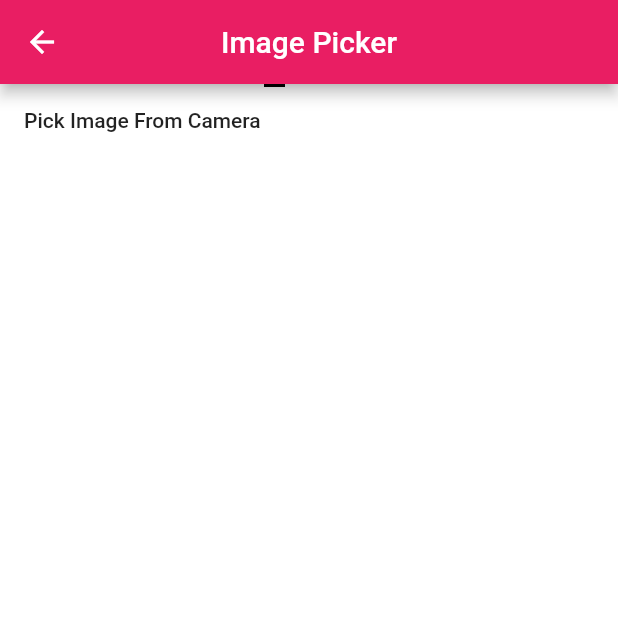
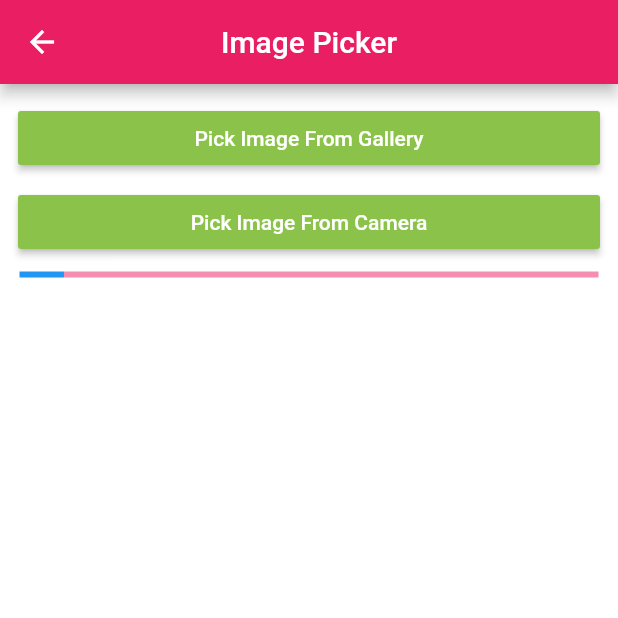
Before and after one commit to realalyeasin/flutter_miscellaneous, a Flutter app: the IImagePicker screen opened directly, on a phone screen of 412 x 824 dp, the top half of it. Run offline on Flutter 3.47's test engine with Material 2 defaults, Android fonts, the phone set to English and light mode, and no system bars; our stand-ins replace image_picker.

Commit message:
flutter_miscellaneous

```diff
--- a/lib/ImagePicker/imagePicker.dart
+++ b/lib/ImagePicker/imagePicker.dart
@@ -1,6 +1,7 @@
 import 'package:flutter/material.dart';
 import 'package:image_picker/image_picker.dart';
 import 'package:important_widgets/ImagePicker/pick.dart';
+import 'package:important_widgets/Widgets/ProgressWidgets.dart';
 
 enum ImageSourceType { gallery, camera }
 void _handleURLButtonPress(BuildContext context, var type) {
@@ -22,39 +23,37 @@ class _ImagePickerState extends State<IImagePicker> {
         centerTitle: true,
       ),
       backgroundColor: Colors.white,
-      body: Stack(
+      body: Padding(
+        padding: const EdgeInsets.all(8.0),
+        child: Column(
+         crossAxisAlignment: CrossAxisAlignment.stretch,
           children: [
-          Positioned(
-            left: 440,
-            bottom: 640,
-            child: IconButton(
-                onPressed: () {
-                  Navigator.pop(context);
-                },
-                color: Colors.redAccent,
-                icon: Icon(
-                  Icons.arrow_back,
-                  color: Colors.lightGreenAccent,
-                )),
-          ),
-          Positioned(
-            left: 160,
-              bottom : 30,
+            Padding(
+              padding: const EdgeInsets.all(4.0),
+              child: Positioned(
                   child: MaterialButton(
+                    color: Colors.lightGreen,
                 onPressed: () {
                   _handleURLButtonPress(context, ImageSourceType.gallery);
                 },
-            child: Text('Pick Image From Gallery', style: TextStyle(backgroundColor: Colors.black
+                child: Text('Pick Image From Gallery', style: TextStyle(color: Colors.white
                 ), ),
               )),
-          Positioned(
+            ),
+            Padding(
+              padding: const EdgeInsets.all(4.0),
+              child: Positioned(
                   child: MaterialButton(
+                    color: Colors.lightGreen,
                 onPressed: () {
                   _handleURLButtonPress(context, ImageSourceType.camera);
                 },
-            child: Text('Pick Image From Camera'),
-          ))
+                child: Text('Pick Image From Camera', style: TextStyle(color: Colors.white),),
+              )),
+            ),
+            LinearProgress()
           ],
+        ),
       ),
     );
   }
--- a/lib/ImagePicker/pick.dart
+++ b/lib/ImagePicker/pick.dart
@@ -3,6 +3,7 @@ import 'dart:io';
 import 'package:flutter/material.dart';
  import 'package:image_picker/image_picker.dart';
 import 'package:important_widgets/ImagePicker/imagePicker.dart';
+import 'package:important_widgets/Widgets/ProgressWidgets.dart';
 
 class ImageFromGallery extends StatefulWidget {
   final type;
@@ -62,7 +63,8 @@ class _ImageFromGalleryState extends State<ImageFromGallery> {
                 )
               ),
             ),
-          )
+          ),
+          CircuarProgress(),
         ],
       ),
     );
--- /dev/null
+++ b/lib/Widgets/ProgressWidgets.dart
@@ -0,0 +1,16 @@
+import 'package:flutter/material.dart';
+CircuarProgress(){
+  return Container(
+    alignment: Alignment.center,
+    padding: EdgeInsets.all(5),
+    child: CircularProgressIndicator(valueColor: AlwaysStoppedAnimation(Colors.black)),
+  );
+}
+
+LinearProgress(){
+  return Container(
+    alignment: Alignment.center,
+    padding: EdgeInsets.all(5),
+    child: LinearProgressIndicator(valueColor: AlwaysStoppedAnimation(Colors.blue)),
+  );
+}
```
Also changed, not shown: lib/homePage.dart (+13 -2 lines), pubspec.yaml (+4 -4 lines). Lines whose indentation alone changed are shown as unchanged.
